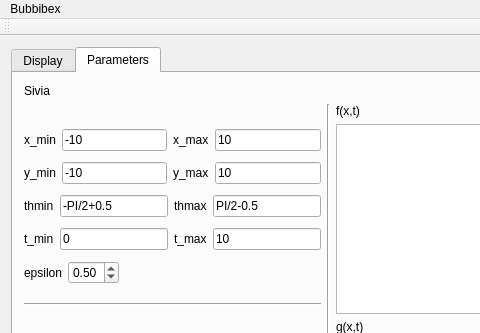
First picture: the form in mainwindow.ui, repository msis/bubbibex, before the edit; both pictures show x 0 to 480 and y 0 to 333 of the 800 by 615 pixel window.
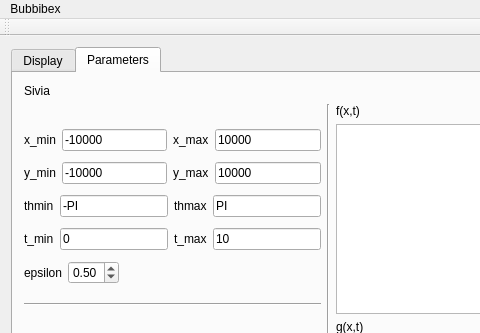
Second picture: the form after the edit. Custom widgets are drawn as their Qt base class.

Commit message: Changing default parameters' values

What changed in the file:
```diff
--- a/mainwindow.ui
+++ b/mainwindow.ui
@@ -165,7 +165,7 @@
             <item>
              <widget class="QLineEdit" name="x_min">
               <property name="text">
-               <string>-10</string>
+               <string>-10000</string>
               </property>
              </widget>
             </item>
@@ -179,7 +179,7 @@
             <item>
              <widget class="QLineEdit" name="x_max">
               <property name="text">
-               <string>10</string>
+               <string>10000</string>
               </property>
              </widget>
             </item>
@@ -197,7 +197,7 @@
             <item>
              <widget class="QLineEdit" name="y_min">
               <property name="text">
-               <string>-10</string>
+               <string>-10000</string>
               </property>
              </widget>
             </item>
@@ -211,7 +211,7 @@
             <item>
              <widget class="QLineEdit" name="y_max">
               <property name="text">
-               <string>10</string>
+               <string>10000</string>
               </property>
              </widget>
             </item>
@@ -229,7 +229,7 @@
             <item>
              <widget class="QLineEdit" name="th_min">
               <property name="text">
-               <string>-PI/2+0.5</string>
+               <string>-PI</string>
               </property>
              </widget>
             </item>
@@ -243,7 +243,7 @@
             <item>
              <widget class="QLineEdit" name="th_max">
               <property name="text">
-               <string>PI/2-0.5</string>
+               <string>PI</string>
               </property>
              </widget>
             </item>
```
